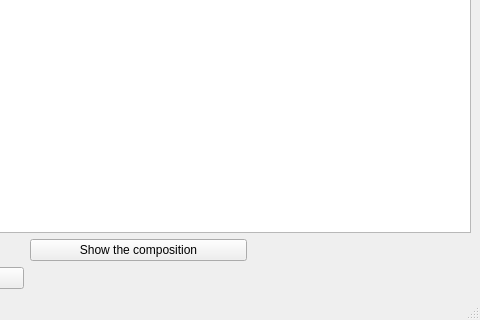
Above: cake_sales/mainwindow.ui from Meelastrid/dsba-itop2021-cake_sales before the change; both pictures show x 290 to 770 and y 177 to 497 of the 770 by 497 pixel window. Below: the same form after it.
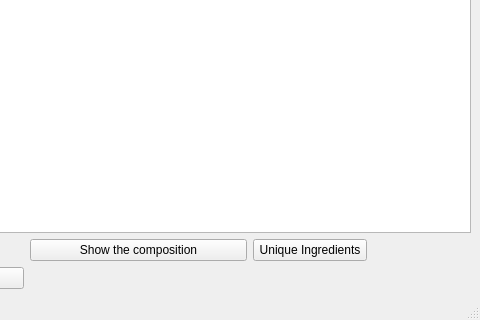
That is the form after the change. Custom widgets are drawn as their Qt base class.

Diff of the .ui file:
```diff
--- a/cake_sales/mainwindow.ui
+++ b/cake_sales/mainwindow.ui
@@ -75,6 +75,13 @@
         </property>
        </widget>
       </item>
+      <item row="2" column="5">
+       <widget class="QPushButton" name="pushButton">
+        <property name="text">
+         <string>Unique Ingredients</string>
+        </property>
+       </widget>
+      </item>
      </layout>
     </item>
    </layout>
```
